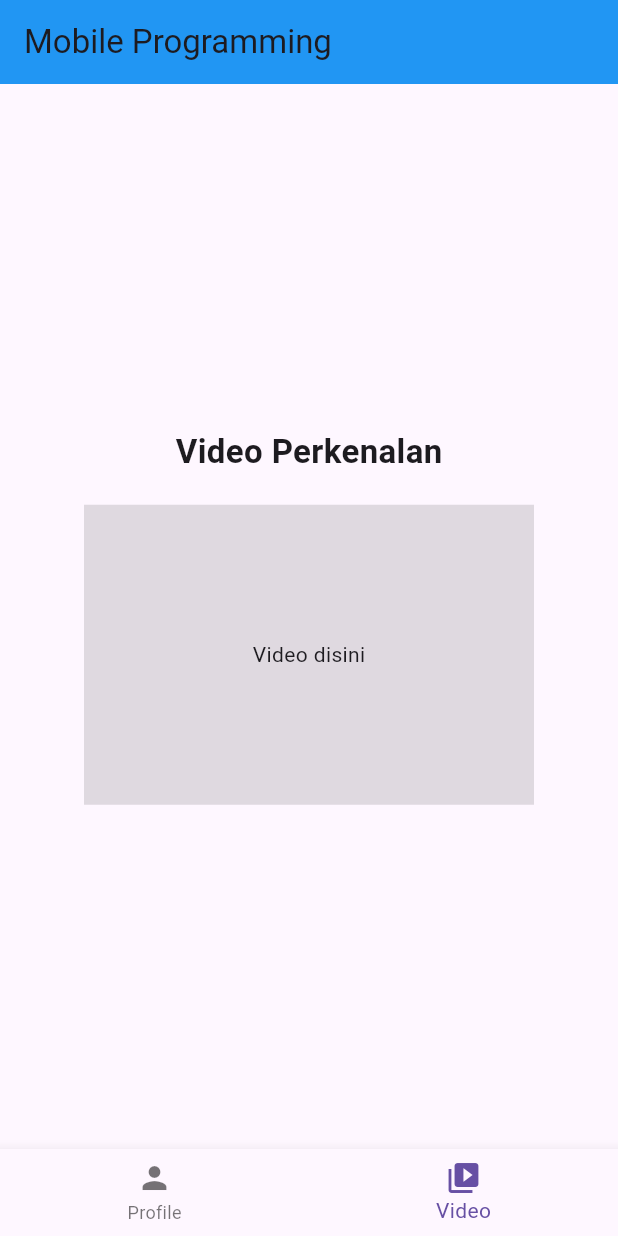
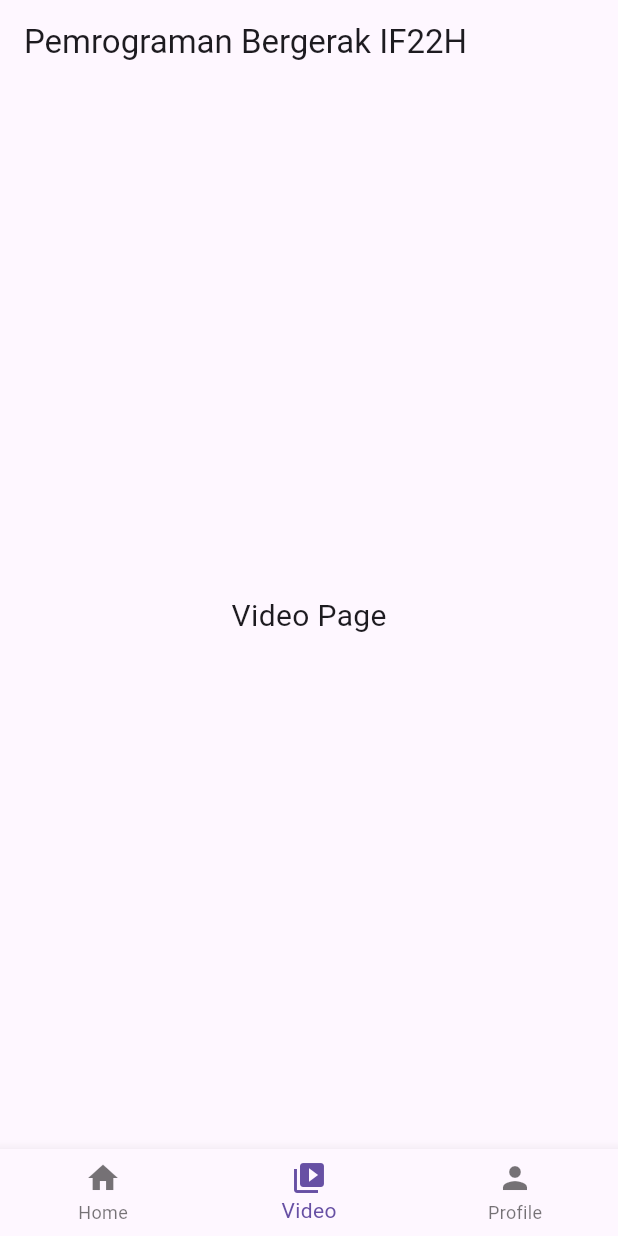
Before and after one commit to tenggara25/learnmobileprogramming, a Flutter app: the screen it shows after launch, item 2 of the bottom bar chosen, on a phone screen of 412 x 824 dp. Run offline on Flutter 3.47's test engine with Material 3 defaults, Android fonts, the phone set to English and light mode, and no system bars.

Commit message:
add menu profile dan video

```diff
--- a/mobileprogramming/lib/main.dart
+++ b/mobileprogramming/lib/main.dart
@@ -1,197 +1,18 @@
 import 'package:flutter/material.dart';
+import 'pages/home_page.dart';
 
 void main() {
   runApp(const MyApp());
 }
 
-/// Root aplikasi
 class MyApp extends StatelessWidget {
   const MyApp({super.key});
 
   @override
   Widget build(BuildContext context) {
-    return const MaterialApp(
+    return MaterialApp(
       debugShowCheckedModeBanner: false,
-      home: HomePage(),
+      home: const HomePage(),
     );
   }
 }
-
-/// Halaman utama dengan Bottom Navigation
-class HomePage extends StatefulWidget {
-  const HomePage({super.key});
-
-  @override
-  State<HomePage> createState() => _HomePageState();
-}
-
-class _HomePageState extends State<HomePage> {
-  int currentIndex = 0;
-
-  final List<Widget> pages = const [
-    ProfilePage(),
-    VideoPage(),
-  ];
-
-  @override
-  Widget build(BuildContext context) {
-    return Scaffold(
-      appBar: AppBar(
-        title: const Text("Mobile Programming"),
-        backgroundColor: Colors.blue,
-      ),
-
-      /// Konten halaman
-      body: pages[currentIndex],
-
-      /// Menu bawah
-      bottomNavigationBar: BottomNavigationBar(
-        currentIndex: currentIndex,
-
-        onTap: (index) {
-          setState(() {
-            currentIndex = index;
-          });
-        },
-
-        items: const [
-          BottomNavigationBarItem(
-            icon: Icon(Icons.person),
-            label: "Profile",
-          ),
-          BottomNavigationBarItem(
-            icon: Icon(Icons.video_library),
-            label: "Video",
-          ),
-        ],
-      ),
-    );
-  }
-}
-
-/// ===============================
-/// HALAMAN PROFILE
-/// ===============================
-class ProfilePage extends StatelessWidget {
-  const ProfilePage({super.key});
-
-  @override
-  Widget build(BuildContext context) {
-    return SingleChildScrollView(
-      child: Padding(
-        padding: const EdgeInsets.all(20),
-
-        child: Column(
-          crossAxisAlignment: CrossAxisAlignment.center,
-          children: const [
-
-            /// FOTO PROFILE
-            CircleAvatar(
-              radius: 80,
-              backgroundImage: AssetImage("assets/profile.jpg"),
-            ),
-
-            SizedBox(height: 20),
-
-            /// NAMA
-            Text(
-              "Alamsyah Hutama",
-              style: TextStyle(
-                fontSize: 28,
-                fontWeight: FontWeight.bold,
-              ),
-            ),
-
-            SizedBox(height: 10),
-
-            /// STATUS
-            Text(
-              "Mahasiswa Informatika",
-              style: TextStyle(fontSize: 18),
-            ),
-
-            SizedBox(height: 20),
-
-            /// JUDUL
-            Text(
-              "Tentang Saya",
-              style: TextStyle(
-                fontSize: 22,
-                fontWeight: FontWeight.bold,
-              ),
-            ),
-
-            SizedBox(height: 10),
-
-            /// DESKRIPSI
-            Text(
-              "Saya adalah mahasiswa informatika yang tertarik pada "
-              "bidang Cyber Security dan pengembangan aplikasi mobile "
-              "serta web.",
-              textAlign: TextAlign.center,
-            ),
-
-            SizedBox(height: 20),
-
-            /// HOBI
-            Text(
-              "Hobi",
-              style: TextStyle(
-                fontSize: 22,
-                fontWeight: FontWeight.bold,
-              ),
-            ),
-
-            SizedBox(height: 10),
-
-            Text("• Programming"),
-            Text("• Cyber Security"),
-            Text("• Gaming"),
-            Text("• Belajar teknologi baru"),
-          ],
-        ),
-      ),
-    );
-  }
-}
-
-/// ===============================
-/// HALAMAN VIDEO
-/// ===============================
-class VideoPage extends StatelessWidget {
-  const VideoPage({super.key});
-
-  @override
-  Widget build(BuildContext context) {
-    return Center(
-      child: Column(
-        mainAxisAlignment: MainAxisAlignment.center,
-
-        children: const [
-          /// JUDUL
-          Text(
-            "Video Perkenalan",
-            style: TextStyle(
-              fontSize: 22,
-              fontWeight: FontWeight.bold,
-            ),
-          ),
-
-          SizedBox(height: 20),
-
-          /// TEMPAT VIDEO
-          SizedBox(
-            width: 300,
-            height: 200,
-            child: ColoredBox(
-              color: Colors.black12,
-              child: Center(
-                child: Text("Video disini"),
-              ),
-            ),
-          ),
-        ],
-      ),
-    );
-  }
-}
--- /dev/null
+++ b/mobileprogramming/lib/pages/home_page.dart
@@ -0,0 +1,62 @@
+import 'package:flutter/material.dart';
+import 'profile.dart';
+import 'video_page.dart';
+
+class HomePage extends StatefulWidget {
+  const HomePage({super.key});
+
+  @override
+  State<HomePage> createState() => _HomePageState();
+}
+
+class _HomePageState extends State<HomePage> {
+  int _selectedIndex = 0;
+
+  //List halaman yang akan ditampilkan berdasarkan index
+  final List<Widget> _pages = [
+    const Center(child: Text('Home Page')),
+    const VideoPage(),
+    const ProfilePage(),
+  ];
+
+  void _onTapped(int index){
+    setState(() {
+      _selectedIndex = index;
+    });
+  }
+
+  @override
+  Widget build(BuildContext context) {
+    return Scaffold(
+      appBar: AppBar(
+        title: const Text('Pemrograman Bergerak IF22H'),
+      ),
+
+      // Body sesuai dengan Tab
+      body: _pages[_selectedIndex],
+
+      // Bottom Navigation Bar
+      bottomNavigationBar: BottomNavigationBar(
+        currentIndex: _selectedIndex,
+        onTap: _onTapped,
+
+      items: const [
+      BottomNavigationBarItem(
+        icon: Icon(Icons.home),
+        label: 'Home',
+      ),
+
+      BottomNavigationBarItem(
+        icon: Icon(Icons.video_library),
+        label: 'Video',
+      ),
+
+      BottomNavigationBarItem(
+        icon: Icon(Icons.person),
+        label: 'Profile',
+      ),
+    ],
+  ),
+    );
+  }
+}
--- /dev/null
+++ b/mobileprogramming/lib/pages/video_page.dart
@@ -0,0 +1,15 @@
+import 'package:flutter/material.dart';
+
+class VideoPage extends StatelessWidget{
+  const VideoPage({super.key});
+
+  @override
+  Widget build(BuildContext context) {
+    return const Center(
+      child: Text(
+        "Video Page",
+        style: TextStyle(fontSize: 20),
+    ),
+    );
+    }
+}
--- a/mobileprogramming/pubspec.yaml
+++ b/mobileprogramming/pubspec.yaml
@@ -56,6 +56,8 @@ flutter:
   # included with your application, so that you can use the icons in
   # the material Icons class.
   uses-material-design: true
+  assets:
+    - assets/LOGO-UAI-Unggul-2024-01.png
 
   # To add assets to your application, add an assets section, like this:
   # assets:
@@ -87,6 +89,3 @@ flutter:
   #
   # For details regarding fonts from package dependencies,
   # see https://flutter.dev/to/font-from-package
-
-  assets:
-    - assets/LOGO-UAI-Unggul-2024-01.png
```
Also changed, not shown: mobileprogramming/lib/pages/profile.dart (added, +96 -0 lines), 2 other files.
